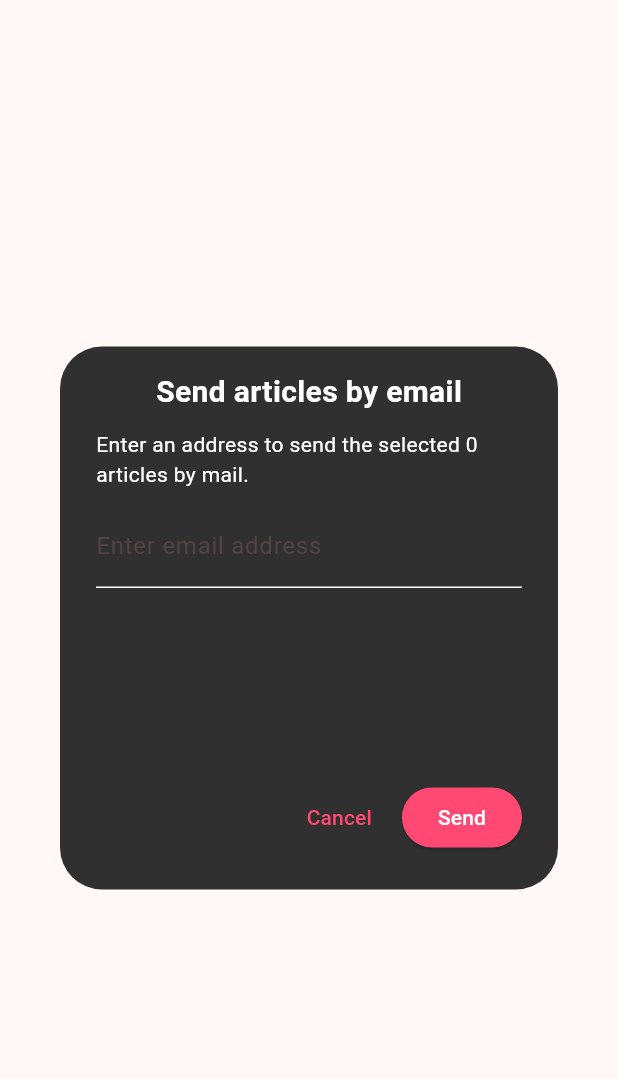
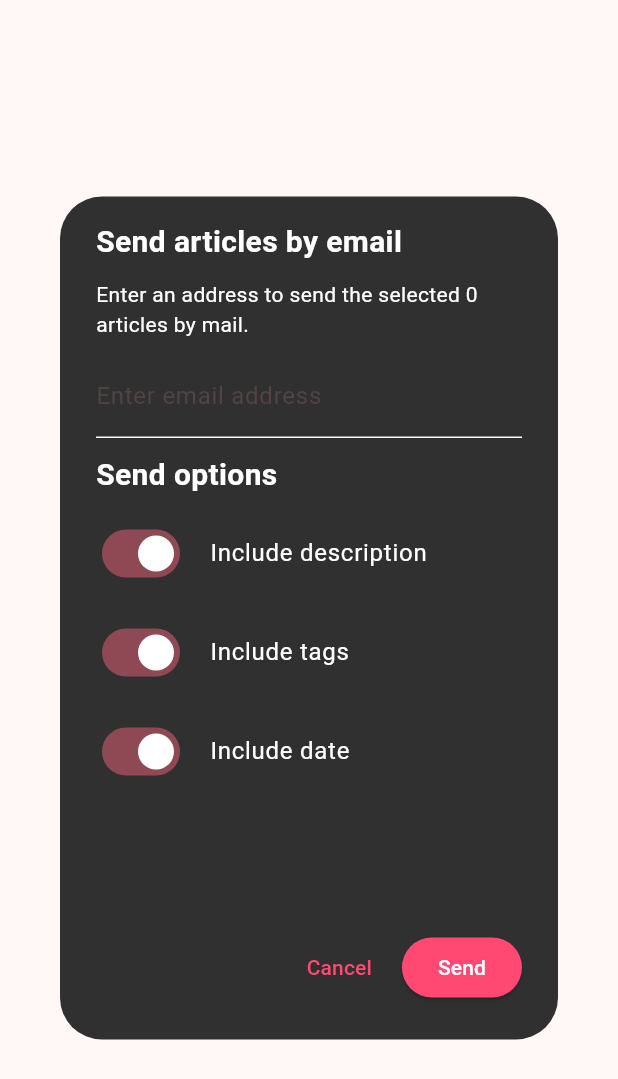
Before and after one commit to xeladu/flutter_blog_query, a Flutter app: the SendEmailWidget widget shown alone on an empty page, opened directly, on a phone screen of 412 x 824 dp. Shown: the top 1079 px of the screen. Run offline on Flutter 3.47's test engine with Material 2 defaults, Android fonts, the phone set to English and light mode, and no system bars; our stand-ins replace flutter_riverpod; missing offline and left inert: webfeed; network calls fail.

Commit message:
Enhanced email send options

```diff
--- /dev/null
+++ b/lib/models/send_options.dart
@@ -0,0 +1,9 @@
+class SendOptions {
+  final bool includeDescriptions;
+  final bool includeTags;
+  final bool includeDates;
+
+  SendOptions(this.includeDescriptions, this.includeTags, this.includeDates);
+
+  SendOptions.def() : this(true, true, true);
+}
--- a/lib/services/mail_service.dart
+++ b/lib/services/mail_service.dart
@@ -1,6 +1,7 @@
 import 'dart:convert';
 
 import 'package:flutter_blog_query/models/rss_feed_dto.dart';
+import 'package:flutter_blog_query/models/send_options.dart';
 import 'package:intl/intl.dart';
 import 'package:http/http.dart' as http;
 
@@ -8,7 +9,8 @@ class MailService {
   final String _cloudFunctionEndpoint =
       "https://sendemailwithbrevoapi-a5r726rr3q-ew.a.run.app";
 
-  Future sendMail(List<RssFeedItem> articlesToSend, String recipient) async {
+  Future sendMail(List<RssFeedItem> articlesToSend, String recipient,
+      SendOptions sendOptions) async {
     if (articlesToSend.isEmpty) {
       throw Exception(
           "You did not select any articles. To send an email, you need to select at least one article!");
@@ -23,7 +25,7 @@ class MailService {
           "Could not send an email because the daily email limit is reached. Please try again tomorrow!");
     }
 
-    final content = _buildContent(articlesToSend, recipient);
+    final content = _buildContent(articlesToSend, recipient, sendOptions);
 
     final headers = <String, String>{};
     headers["accept"] = "application/json";
@@ -41,8 +43,8 @@ class MailService {
     }
   }
 
-  Map<String, dynamic> _buildContent(
-      List<RssFeedItem> articlesToSend, String recipient) {
+  Map<String, dynamic> _buildContent(List<RssFeedItem> articlesToSend,
+      String recipient, SendOptions sendOptions) {
     final res = <String, dynamic>{};
 
     res["sender"] = <String, dynamic>{};
@@ -55,23 +57,34 @@ class MailService {
 
     res["subject"] = "QuickCoder Article Search Results";
     res["htmlContent"] =
-        "<html><head></head><body>${_insertContent(articlesToSend)}</body></html>";
+        "<html><head></head><body>${_insertContent(articlesToSend, sendOptions)}</body></html>";
 
     return res;
   }
 
-  String _insertContent(List<RssFeedItem> articlesToSend) {
+  String _insertContent(
+      List<RssFeedItem> articlesToSend, SendOptions sendOptions) {
     String content = "";
     content = _addHeader(content);
-    content = _addLinks(content, articlesToSend);
+    content = _addLinks(content, articlesToSend, sendOptions);
     content = _addFooter(content);
 
     return content;
   }
 
-  String _addLinks(String content, List<RssFeedItem> articlesToSend) {
+  String _addLinks(String content, List<RssFeedItem> articlesToSend,
+      SendOptions sendOptions) {
     return "$content<p><h1>Hey there,</h1>thank you for visiting my blog! Here are your requested results.</p>${articlesToSend.map((article) {
-      return "<p>🔗 <a href=\"${article.link.toString()}\">${article.title}</a><br />${article.description}<br />📑 ${article.categories!.join(", ")}<br />⌚ ${DateFormat("dd. MMMM yyyy").format(article.date!)}";
+      final description =
+          sendOptions.includeDescriptions ? "${article.description}<br />" : "";
+      final categories = sendOptions.includeTags
+          ? "📑 ${article.categories!.join(", ")}<br />"
+          : "";
+      final date = sendOptions.includeDates
+          ? "⌚ ${DateFormat("dd. MMMM yyyy").format(article.date!)}"
+          : "";
+
+      return "<p>🔗 <a href=\"${article.link.toString()}\">${article.title}</a><br />$description$categories$date";
     }).join("")}";
   }
 
--- a/lib/widgets/send_email_widget.dart
+++ b/lib/widgets/send_email_widget.dart
@@ -1,4 +1,5 @@
 import 'package:flutter/material.dart';
+import 'package:flutter_blog_query/models/send_options.dart';
 import 'package:flutter_blog_query/providers/filtered_articles_provider.dart';
 import 'package:flutter_blog_query/services/mail_service.dart';
 import 'package:flutter_blog_query/utils/colors.dart';
@@ -19,6 +20,9 @@ class _SendEmailWidgetState extends ConsumerState<SendEmailWidget> {
   String _status = "";
   bool _showDetails = false;
   bool _showLoading = false;
+  bool _includeDescriptions = true;
+  bool _includeTags = true;
+  bool _includeDates = true;
 
   TextEditingController? _controller;
   String _recipient = "";
@@ -42,10 +46,11 @@ class _SendEmailWidgetState extends ConsumerState<SendEmailWidget> {
         backgroundColor: const Color.fromARGB(255, 48, 48, 48),
         surfaceTintColor: const Color.fromARGB(255, 48, 48, 48),
         content: Container(
-            height: 250,
+            height: 450,
             width: 400,
             color: const Color.fromARGB(255, 48, 48, 48),
-            child: Column(children: [
+            child:
+                Column(crossAxisAlignment: CrossAxisAlignment.start, children: [
               const Text("Send articles by email",
                   style: TextStyle(
                       fontSize: 20,
@@ -69,6 +74,48 @@ class _SendEmailWidgetState extends ConsumerState<SendEmailWidget> {
                     focusedBorder: UnderlineInputBorder(
                         borderSide: BorderSide(color: Colors.white))),
               ),
+              const SizedBox(height: 10),
+              const Text("Send options",
+                  style: TextStyle(
+                      fontSize: 20,
+                      fontWeight: FontWeight.bold,
+                      color: Colors.white)),
+              const SizedBox(height: 10),
+              SwitchListTile(
+                  controlAffinity: ListTileControlAffinity.leading,
+                  contentPadding: EdgeInsets.zero,
+                  value: _includeDescriptions,
+                  onChanged: (val) {
+                    setState(() {
+                      _includeDescriptions = val;
+                    });
+                  },
+                  title: const Text("Include description",
+                      style: TextStyle(color: Colors.white))),
+              const SizedBox(height: 10),
+              SwitchListTile(
+                  controlAffinity: ListTileControlAffinity.leading,
+                  contentPadding: EdgeInsets.zero,
+                  value: _includeTags,
+                  onChanged: (val) {
+                    setState(() {
+                      _includeTags = val;
+                    });
+                  },
+                  title: const Text("Include tags",
+                      style: TextStyle(color: Colors.white))),
+              const SizedBox(height: 10),
+              SwitchListTile(
+                  controlAffinity: ListTileControlAffinity.leading,
+                  contentPadding: EdgeInsets.zero,
+                  value: _includeDates,
+                  onChanged: (val) {
+                    setState(() {
+                      _includeDates = val;
+                    });
+                  },
+                  title: const Text("Include date",
+                      style: TextStyle(color: Colors.white))),
               if (_showDetails) ...[
                 const SizedBox(height: 10),
                 Center(
@@ -77,13 +124,16 @@ class _SendEmailWidgetState extends ConsumerState<SendEmailWidget> {
                   color: _iconColor,
                   size: 32,
                 )),
+                const SizedBox(height: 10),
                 Center(
                     child: Text(_status,
-                        maxLines: 3, style: TextStyle(color: _textColor)))
+                        textAlign: TextAlign.center,
+                        maxLines: 3,
+                        style: TextStyle(color: _textColor)))
               ],
               if (_showLoading) ...[
                 const SizedBox(height: 10),
-                const CircularProgressIndicator()
+                const Center(child: CircularProgressIndicator())
               ]
             ])),
         actions: [
@@ -98,11 +148,18 @@ class _SendEmailWidgetState extends ConsumerState<SendEmailWidget> {
               onPressed: () async {
                 setState(() {
                   _showLoading = true;
+                  _showDetails = false;
                 });
 
                 try {
-                  await MailService()
-                      .sendMail(ref.read(filteredArticlesProvider), _recipient);
+                  await MailService().sendMail(
+                      ref
+                          .read(filteredArticlesProvider)
+                          .where((element) => element.selected)
+                          .toList(),
+                      _recipient,
+                      SendOptions(
+                          _includeDescriptions, _includeTags, _includeDates));
 
                   _showLoading = false;
                   _showDetails = true;
```
